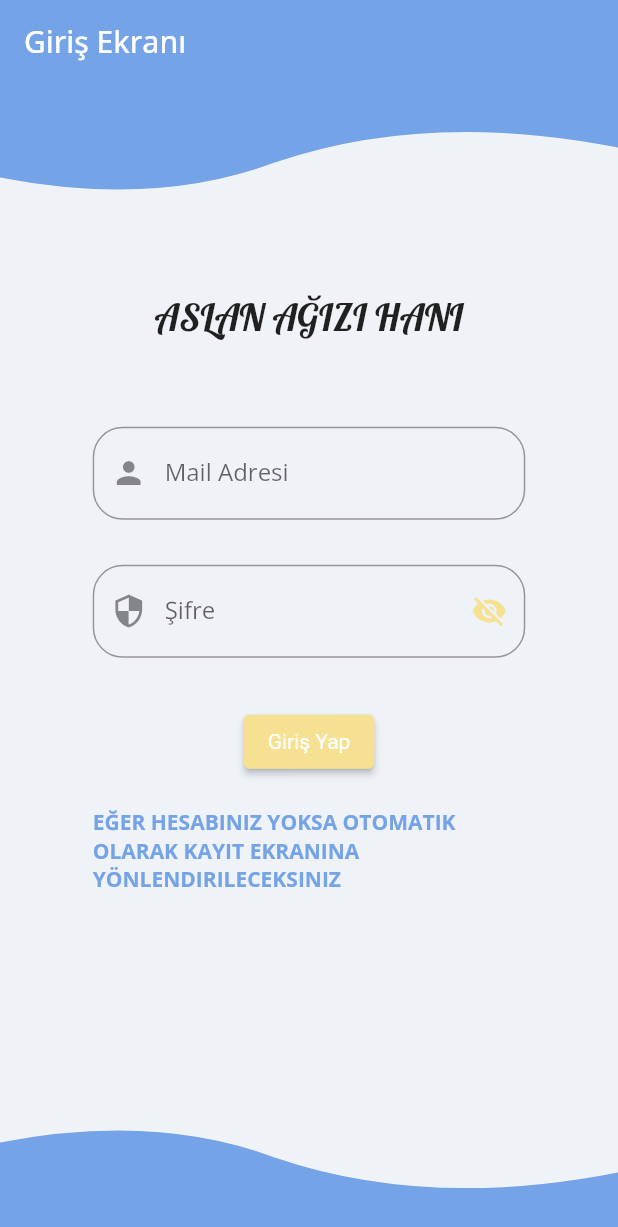
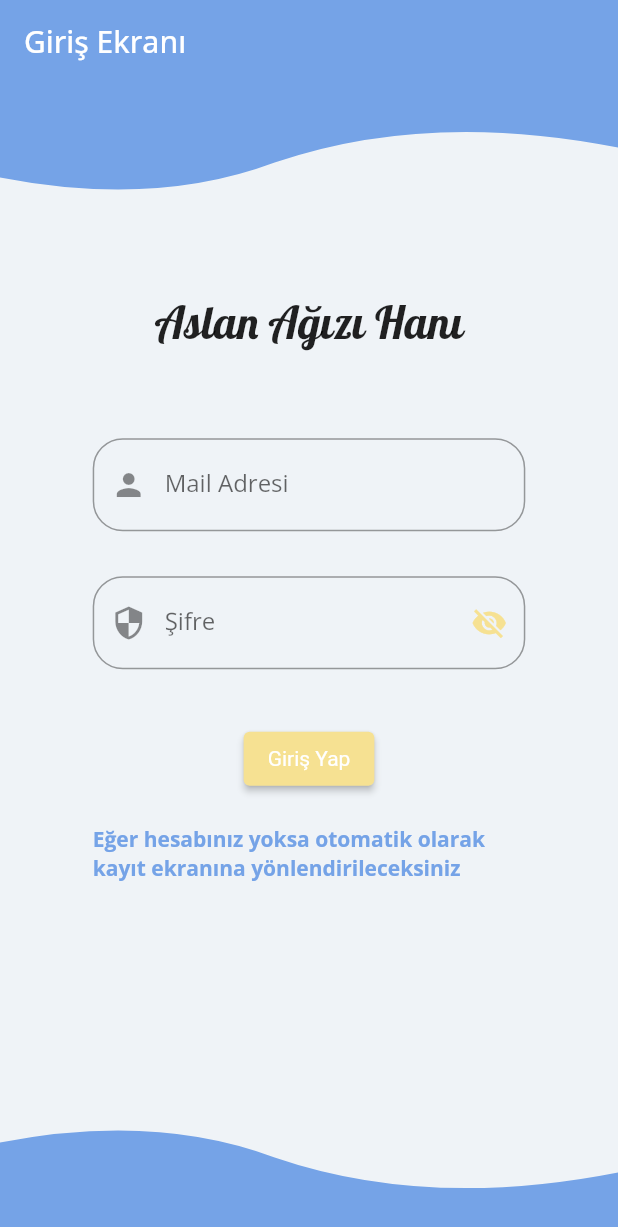
Before and after one commit to maliksenpai/findgamemates, a Flutter app: the screen it shows after launch, on a phone screen of 412 x 824 dp. Shown: the top 1227 px of the screen. Run offline on Flutter 3.47's test engine with Material 2 defaults, Android fonts, the phone set to English and light mode, and no system bars; drawn by our look-alikes of flutter_platform_widgets; our stand-ins replace cloud_firestore, convex_bottom_bar, firebase_auth, firebase_core, firebase_database, flutter_custom_clippers and 5 more; missing offline and left inert: day_night_switcher; accounts and stored records are empty.

Commit message:
- refactor ui for ios  - redesigned main screen and login screen and still need upgrade

```diff
--- a/lib/screen/login_screen.dart
+++ b/lib/screen/login_screen.dart
@@ -39,17 +39,23 @@
   @override
   Widget build(BuildContext context) {
     return PlatformScaffold(
+      backgroundColor: CustomThemeData.backgroundColor,
       appBar: PlatformAppBar(
         title: const Text("Giriş Ekranı"),
         material: (_, __) => MaterialAppBarData(
           elevation: 0
         ),
         cupertino: (_, __) => CupertinoNavigationBarData(
-
+          backgroundColor: CustomThemeData.primaryColor,
+          border: Border.all(width: 0, color: CustomThemeData.primaryColor),
+          transitionBetweenRoutes: true
         ),
       ),
       body: SafeArea(
         child: Center(
+          child: SizedBox(
+            height: MediaQuery.of(context).size.height,
+            width: MediaQuery.of(context).size.width,
             child: Form(
               key: _formKey,
               child: Column(
@@ -65,11 +71,14 @@
                   Container(
                     height: MediaQuery.of(context).size.height * 0.1,
                     width: MediaQuery.of(context).size.width * 0.5,
+                    child: Material(
+                      color: CustomThemeData.backgroundColor,
                       child: FittedBox(
                         fit: BoxFit.contain,
-                    child: PlatformText(
+                        child: Text(
                           "Aslan Ağızı Hanı",
                           style: GoogleFonts.lobster(),
+                        ),
                       ),
                     ),
                   ),
@@ -83,14 +92,21 @@
                     children: [
                       PlatformElevatedButton(
                         child: const Text("Giriş Yap"),
+                        color: CustomThemeData.accentColor,
                         onPressed: () => attemptLogin(),
+                        cupertino: (_,__) => CupertinoElevatedButtonData(
+                          originalStyle: true
+                        ),
                       ),
                       SizedBox(height: 20,),
-                    SizedBox(
+                      Material(
+                        color: CustomThemeData.backgroundColor,
+                        child: SizedBox(
                           width: MediaQuery.of(context).size.width * 0.7,
-                      child: PlatformText(
+                          child: Text(
                             "Eğer hesabınız yoksa otomatik olarak kayıt ekranına yönlendirileceksiniz",
                             style: TextStyle(fontWeight: FontWeight.bold, color: CustomThemeData.primaryColor),
+                          ),
                         ),
                       ),
                     ],
@@ -106,6 +122,7 @@
                     ),
                   )
                 ],
+              ),
             ),
           ),
         ),
--- a/lib/view/login_text_area.dart
+++ b/lib/view/login_text_area.dart
@@ -97,20 +97,8 @@
               prefix: Row(
                 children: [
                   Icon(Icons.security),
-                  IconButton(
-                    icon: Icon(
-                      widget.passwordVisible ? Icons.visibility : Icons.visibility_off,
-                      color: CustomThemeData.accentColor,
-                    ),
-                    onPressed: () {
-                      setState(() {
-                        widget.passwordVisible = !widget.passwordVisible;
-                      });
-                    },
-                  ),
                 ],
               )
-
             ),
             autocorrect: false,
             obscureText: !widget.passwordVisible,
--- a/pubspec.yaml
+++ b/pubspec.yaml
@@ -18,7 +18,7 @@
 version: 1.0.0+1
 
 environment:
-  sdk: ">=2.12.0 <3.0.0"
+  sdk: '>=2.12.0 <3.0.0'
 
 # Dependencies specify other packages that your package needs in order to work.
 # To automatically upgrade your package dependencies to the latest versions
```
Also changed, not shown: lib/screen/main_screen.dart (+94 -39 lines), lib/screen/settings_screen.dart (+9 -1 lines), lib/main.dart (line endings or trailing spaces), pubspec.lock, 9 other files. Lines whose indentation alone changed are shown as unchanged.
